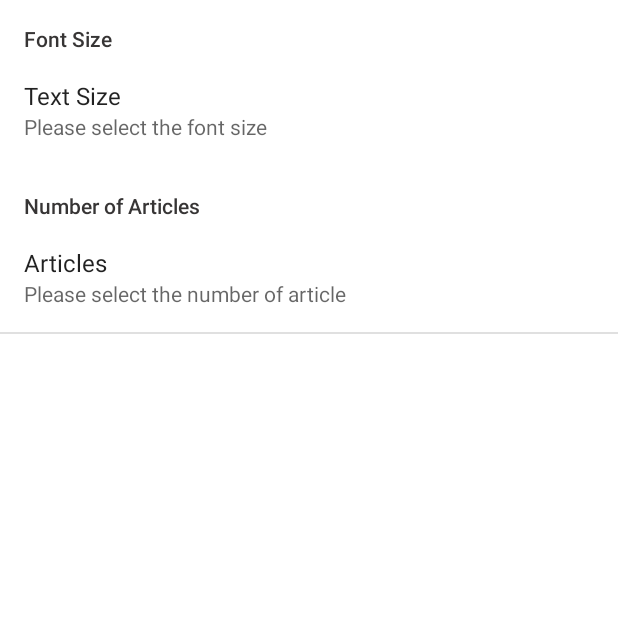
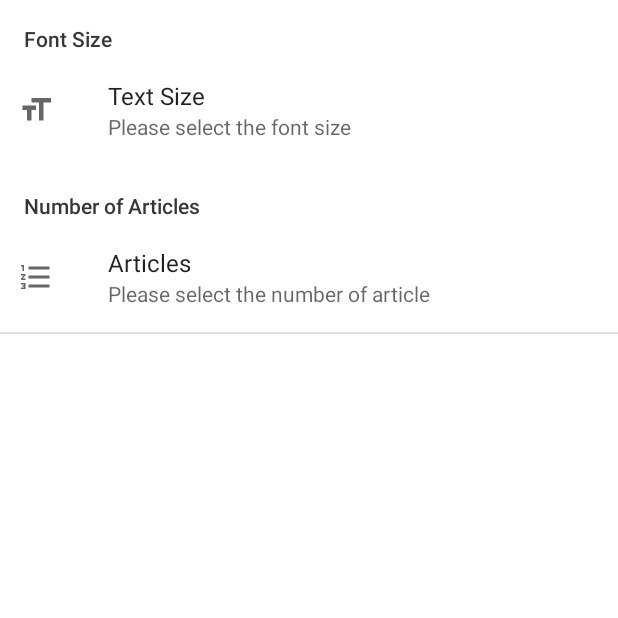
Before and after one commit to SidharthBjaj/stayUpdated, an Android app: the SettingsActivity screen opened directly, with no data from a screen before it, on a phone screen of 412 x 824 dp, the top half of it. Run offline under Robolectric (Android 15) with nearby library versions, the phone set to English and light mode, and no system bars; network calls fail.

Commit message:
made some changes in settings and layout

```diff
--- a/app/src/main/java/com/example/stayupdated/adapters/NewAdapter.java
+++ b/app/src/main/java/com/example/stayupdated/adapters/NewAdapter.java
@@ -59,7 +59,9 @@ public class NewAdapter extends RecyclerView.Adapter<NewAdapter.CustomerViewHold
                     .placeholder(R.drawable.ic_baseline_add_circle_outline_24)
                     .into(holder.Image);
         }
-        else holder.Image.setImageResource(R.drawable.ic_baseline_add_circle_outline_24);
+        else {
+            holder.Image.setImageResource(R.drawable.googlemaps);
+        }
         holder.layout.setOnClickListener(new View.OnClickListener() {
             @Override
             public void onClick(View v) {
@@ -87,6 +89,7 @@ public class NewAdapter extends RecyclerView.Adapter<NewAdapter.CustomerViewHold
 
         holder.description.setTextSize(size);
         holder.heading.setTextSize(size);
+        holder.source.setTextSize(size);
 
     }
 
@@ -112,6 +115,7 @@ public class NewAdapter extends RecyclerView.Adapter<NewAdapter.CustomerViewHold
             source = itemView.findViewById(R.id.sourceNews);
             description.setTextSize(14);
             heading.setTextSize(14);
+            source.setTextSize(14);
         }
 
     }
--- /dev/null
+++ b/app/src/main/res/drawable/ic_baseline_format_list_numbered_24.xml
@@ -0,0 +1,10 @@
+<vector xmlns:android="http://schemas.android.com/apk/res/android"
+    android:width="24dp"
+    android:height="24dp"
+    android:viewportWidth="24"
+    android:viewportHeight="24"
+    android:tint="?attr/colorControlNormal">
+  <path
+      android:fillColor="@android:color/white"
+      android:pathData="M2,17h2v0.5L3,17.5v1h1v0.5L2,19v1h3v-4L2,16v1zM3,8h1L4,4L2,4v1h1v3zM2,11h1.8L2,13.1v0.9h3v-1L3.2,13L5,10.9L5,10L2,10v1zM7,5v2h14L21,5L7,5zM7,19h14v-2L7,17v2zM7,13h14v-2L7,11v2z"/>
+</vector>
--- /dev/null
+++ b/app/src/main/res/drawable/ic_baseline_format_size_24.xml
@@ -0,0 +1,10 @@
+<vector xmlns:android="http://schemas.android.com/apk/res/android"
+    android:width="24dp"
+    android:height="24dp"
+    android:viewportWidth="24"
+    android:viewportHeight="24"
+    android:tint="?attr/colorControlNormal">
+  <path
+      android:fillColor="@android:color/white"
+      android:pathData="M9,4v3h5v12h3L17,7h5L22,4L9,4zM3,12h3v7h3v-7h3L12,9L3,9v3z"/>
+</vector>
--- a/app/src/main/res/layout/news_item.xml
+++ b/app/src/main/res/layout/news_item.xml
@@ -36,7 +36,7 @@
             android:layout_marginEnd="29dp"
             android:textAlignment="center"
             android:textColor="#FFFFFF"
-            android:textSize="@dimen/text16"
+            android:textSize="@dimen/text14"
             app:layout_constraintEnd_toEndOf="parent"
             app:layout_constraintStart_toStartOf="parent"
             app:layout_constraintTop_toTopOf="parent" />
@@ -49,7 +49,7 @@
             android:layout_marginTop="10dp"
             android:layout_marginBottom="8dp"
             android:textColor="#FFFFFF"
-            android:textSize="@dimen/text16"
+            android:textSize="@dimen/text14"
             app:layout_constraintBottom_toTopOf="@+id/editButton"
             app:layout_constraintStart_toEndOf="@+id/imageCard"
             app:layout_constraintTop_toBottomOf="@+id/newsHead" />
--- a/app/src/main/res/xml/preferences.xml
+++ b/app/src/main/res/xml/preferences.xml
@@ -1,5 +1,6 @@
 <?xml version="1.0" encoding="utf-8"?>
-<PreferenceScreen xmlns:android="http://schemas.android.com/apk/res/android">
+<PreferenceScreen xmlns:android="http://schemas.android.com/apk/res/android"
+    android:padding="20dp">
 
     <PreferenceCategory android:title="Font Size" />
 
@@ -7,6 +8,7 @@
         android:defaultValue="14"
         android:entries="@array/font_sizes"
         android:entryValues="@array/font_sizes"
+        android:icon="@drawable/ic_baseline_format_size_24"
         android:key="size"
         android:summary="Please select the font size"
         android:title="Text Size" />
@@ -14,9 +16,10 @@
     <PreferenceCategory android:title="Number of Articles" />
 
     <ListPreference
-        android:defaultValue="20"
+        android:defaultValue="15"
         android:entries="@array/Number_of_articles"
         android:entryValues="@array/Number_of_articles"
+        android:icon="@drawable/ic_baseline_format_list_numbered_24"
         android:key="number"
         android:summary="Please select the number of article"
         android:title="Articles" />
```
Also changed, not shown: app/src/main/java/com/example/stayupdated/fragments/FavoriteFragment.java (+3 -45 lines).
